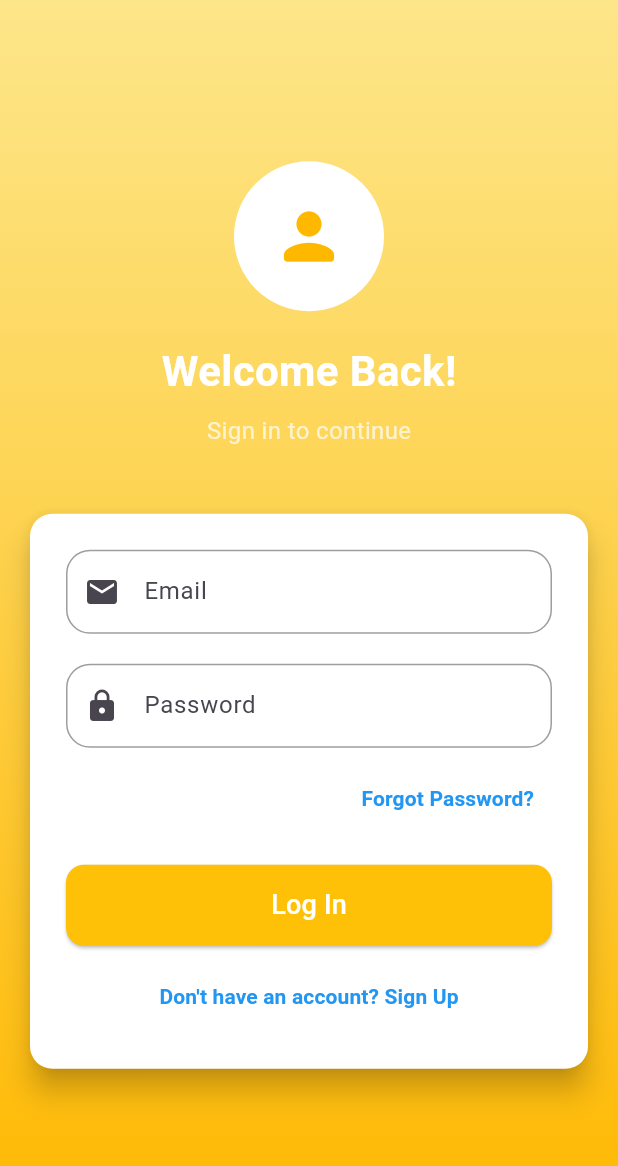
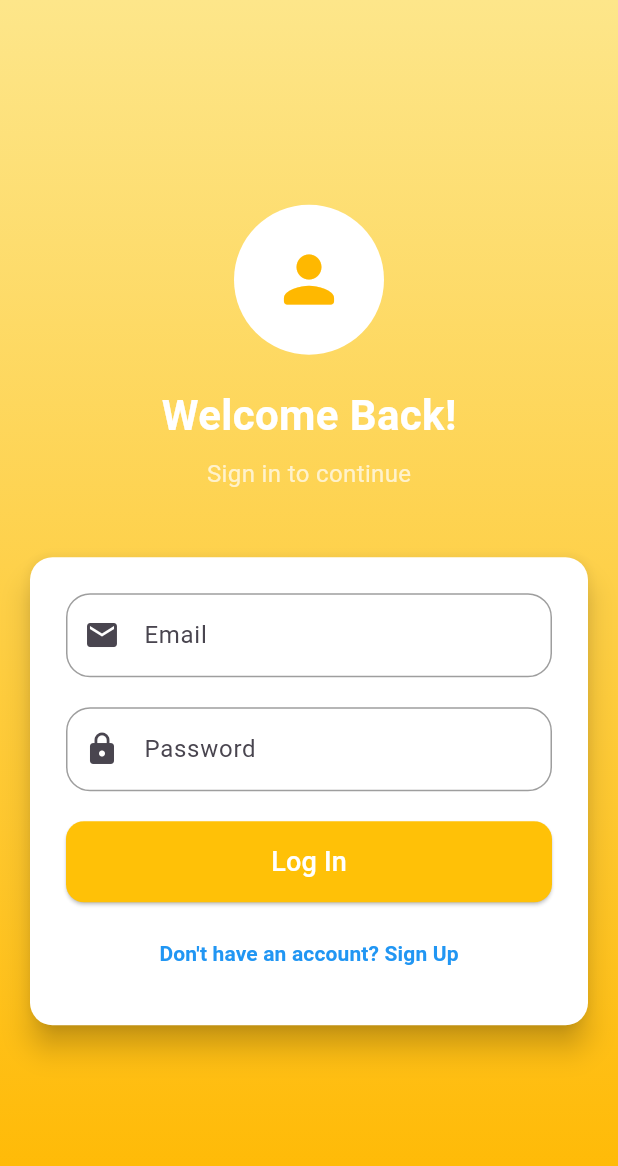
Before and after one commit to ahmedlabib02/Los-pollos, a Flutter app: the screen it shows after launch, on a phone screen of 412 x 824 dp. Shown: the top 1166 px of the screen. Run offline on Flutter 3.47's test engine with Material 3 defaults, Android fonts, the phone set to English and light mode, and no system bars; our stand-ins replace cloud_firestore, dropdown_button2, firebase_auth, firebase_core, firebase_messaging, firebase_storage and 7 more; missing offline and left inert: flutter_stripe; accounts and stored records are empty; Roboto replaces fonts that are missing (Mada); key blocks and very long unbroken strings in the code were emptied for the run.

Commit message:
remove forget password form sign in

```diff
--- a/lib/screens/authenticate/sign_in.dart
+++ b/lib/screens/authenticate/sign_in.dart
@@ -157,23 +157,23 @@ class _SignInState extends State<SignIn> {
                           ),
                           const SizedBox(height: 10),
 
-                          // Forgot Password
-                          Align(
-                            alignment: Alignment.centerRight,
-                            child: TextButton(
-                              onPressed: () {
-                                // Forgot Password logic
-                              },
-                              child: const Text(
-                                'Forgot Password?',
-                                style: TextStyle(
-                                  color: Colors.blue,
-                                  fontWeight: FontWeight.w600,
-                                ),
-                              ),
-                            ),
-                          ),
-                          const SizedBox(height: 10),
+                          // // Forgot Password
+                          // Align(
+                          //   alignment: Alignment.centerRight,
+                          //   child: TextButton(
+                          //     onPressed: () {
+                          //       // Forgot Password logic
+                          //     },
+                          //     child: const Text(
+                          //       'Forgot Password?',
+                          //       style: TextStyle(
+                          //         color: Colors.blue,
+                          //         fontWeight: FontWeight.w600,
+                          //       ),
+                          //     ),
+                          //   ),
+                          // ),
+                          // const SizedBox(height: 10),
 
                           // Error Message
                           if (_errorMessage != null)
```
